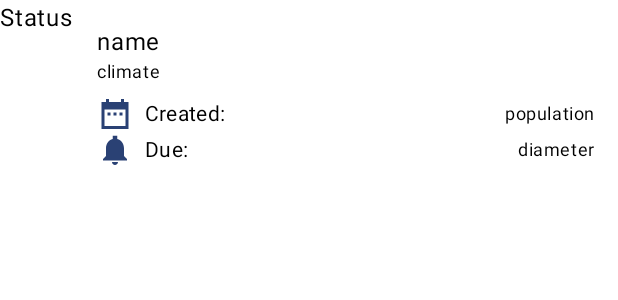
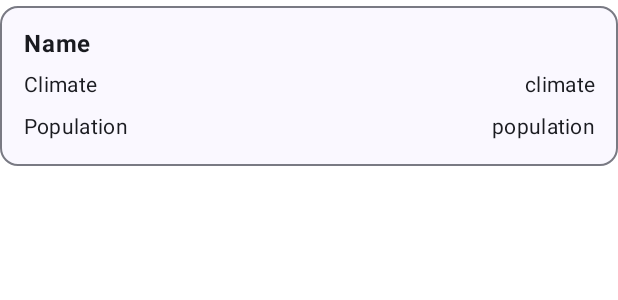
Before and after one commit to Zeyad-37/Luzia_Take_Home_Test_StarWars, an Android app built with Jetpack Compose: the @Preview function PlanetListItemPreview, on a phone screen of 412 x 824 dp. Shown: the top 300 px of the screen. Run offline under Robolectric (Android 15) with nearby library versions, the phone set to English and light mode, and no system bars.

Commit message:
Make UI prettier

```diff
--- a/app/src/main/kotlin/com/luzia/starwars/screens/MainActivity.kt
+++ b/app/src/main/kotlin/com/luzia/starwars/screens/MainActivity.kt
@@ -31,7 +31,7 @@ fun MyApp() {
         composable<PlanetList> { PlanetsScreenStateHolder { navController.navigate(PlanetDetail(it)) } }
         composable<PlanetDetail> { backStackEntry: NavBackStackEntry ->
             PlanetDetailScreenStateHolder(
-                planetId = backStackEntry.toRoute<PlanetDetail>().planetId
+                planetName = backStackEntry.toRoute<PlanetDetail>().planetId
             ) { navController.popBackStack() }
         }
     }
--- a/app/src/main/kotlin/com/luzia/starwars/screens/planets/list/presentation/ui/PlanetListItem.kt
+++ b/app/src/main/kotlin/com/luzia/starwars/screens/planets/list/presentation/ui/PlanetListItem.kt
@@ -3,29 +3,72 @@ package com.luzia.starwars.screens.planets.list.presentation.ui
 import androidx.compose.foundation.clickable
 import androidx.compose.foundation.layout.Column
 import androidx.compose.foundation.layout.Row
+import androidx.compose.foundation.layout.fillMaxWidth
+import androidx.compose.foundation.layout.padding
+import androidx.compose.material3.MaterialTheme
+import androidx.compose.material3.OutlinedCard
 import androidx.compose.material3.Text
 import androidx.compose.runtime.Composable
-import androidx.compose.ui.Alignment
 import androidx.compose.ui.Modifier
+import androidx.compose.ui.text.font.FontWeight
+import androidx.compose.ui.text.style.TextAlign
 import androidx.compose.ui.tooling.preview.Preview
+import androidx.compose.ui.unit.dp
 import com.luzia.starwars.screens.planets.shared.presentation.model.PlanetPM
-import com.luzia.starwars.screens.planets.shared.presentation.ui.PlanetItemTextSlot
 import com.luzia.starwars.ui.theme.LuziaStarWarsTheme
 
 @Composable
-fun PlanetListItem(
-    planet: PlanetPM,
-    onItemClick: () -> Unit = {},
-) {
-    Row(modifier = Modifier.clickable { onItemClick() }) {
-        Column {
-            Text(
-                modifier = Modifier.align(Alignment.CenterHorizontally),
-                text = "Status"
-            )
-        }
+fun PlanetListItem(planet: PlanetPM, onItemClick: () -> Unit = {}) {
+    OutlinedCard(
+        modifier = Modifier
+            .clickable { onItemClick() }
+            .padding(top = 4.dp)) {
         with(planet) {
-            PlanetItemTextSlot(name, climate, population, diameter, gravity, terrain)
+            Column(
+                Modifier
+                    .fillMaxWidth()
+                    .padding(16.dp)
+            ) {
+                Text(
+                    text = name, Modifier.fillMaxWidth(),
+                    style = MaterialTheme.typography.bodyLarge,
+                    fontWeight = FontWeight.Bold
+                )
+                Row(
+                    Modifier
+                        .fillMaxWidth()
+                        .padding(top = 8.dp)
+                ) {
+                    Text(
+                        text = "Climate",
+                        Modifier.weight(1f),
+                        style = MaterialTheme.typography.bodyMedium
+                    )
+                    Text(
+                        text = climate,
+                        modifier = Modifier.weight(1f),
+                        style = MaterialTheme.typography.bodyMedium,
+                        textAlign = TextAlign.End
+                    )
+                }
+                Row(
+                    Modifier
+                        .fillMaxWidth()
+                        .padding(top = 8.dp)
+                ) {
+                    Text(
+                        text = "Population",
+                        Modifier.weight(1f),
+                        style = MaterialTheme.typography.bodyMedium
+                    )
+                    Text(
+                        text = population,
+                        modifier = Modifier.weight(1f),
+                        style = MaterialTheme.typography.bodyMedium,
+                        textAlign = TextAlign.End
+                    )
+                }
+            }
         }
     }
 }
@@ -37,7 +80,7 @@ fun PlanetListItemPreview() {
     LuziaStarWarsTheme {
         PlanetListItem(
             PlanetPM(
-                name = "name",
+                name = "Name",
                 climate = "climate",
                 diameter = "diameter",
                 gravity = "gravity",
--- a/app/src/main/kotlin/com/luzia/starwars/screens/planets/list/presentation/ui/PlanetsScreen.kt
+++ b/app/src/main/kotlin/com/luzia/starwars/screens/planets/list/presentation/ui/PlanetsScreen.kt
@@ -67,7 +67,7 @@ fun PlanetsScreenContent(
                         modifier = Modifier.fillMaxWidth(),
                         textAlign = TextAlign.Start,
                         color = MaterialTheme.colorScheme.onBackground,
-                        style = MaterialTheme.typography.displayLarge
+                        style = MaterialTheme.typography.displaySmall
                     )
                 },
                 colors = TopAppBarDefaults.topAppBarColors(
--- a/app/src/main/kotlin/com/luzia/starwars/screens/planets/shared/presentation/ui/PlanetItemTextSlot.kt
+++ /dev/null
@@ -1,79 +0,0 @@
-package com.luzia.starwars.screens.planets.shared.presentation.ui
-
-import androidx.compose.foundation.layout.Column
-import androidx.compose.foundation.layout.Row
-import androidx.compose.foundation.layout.fillMaxWidth
-import androidx.compose.foundation.layout.padding
-import androidx.compose.material.icons.Icons
-import androidx.compose.material.icons.sharp.DateRange
-import androidx.compose.material.icons.sharp.Notifications
-import androidx.compose.material3.Icon
-import androidx.compose.material3.MaterialTheme
-import androidx.compose.material3.Text
-import androidx.compose.runtime.Composable
-import androidx.compose.ui.Alignment
-import androidx.compose.ui.Modifier
-import androidx.compose.ui.graphics.vector.rememberVectorPainter
-import androidx.compose.ui.text.style.TextAlign
-import androidx.compose.ui.text.style.TextOverflow
-import androidx.compose.ui.unit.dp
-
-@Composable
-fun PlanetItemTextSlot(
-    name: String, climate: String, population: String, diameter: String, gravity: String, terrain: String,
-) {
-    Column(
-        modifier = Modifier.padding(16.dp)
-    ) {
-        Text(text = name)
-        Text(text = climate, style = MaterialTheme.typography.bodySmall)
-        Row {
-            Column(modifier = Modifier.padding(top = 8.dp)) {
-                Row(
-                    verticalAlignment = Alignment.CenterVertically
-                ) {
-                    Icon(
-                        painter = rememberVectorPainter(image = Icons.Sharp.DateRange),
-                        contentDescription = null,
-                        tint = MaterialTheme.colorScheme.primary,
-                    )
-                    Text(
-                        text = "Created:",
-                        modifier = Modifier.padding(start = 8.dp),
-                        style = MaterialTheme.typography.bodyMedium
-                    )
-                    Text(
-                        text = population,
-                        maxLines = 1,
-                        overflow = TextOverflow.Ellipsis,
-                        modifier = Modifier.fillMaxWidth(),
-                        textAlign = TextAlign.End,
-                        style = MaterialTheme.typography.bodySmall,
-                    )
-                }
-                Row(
-                    verticalAlignment = Alignment.CenterVertically
-                ) {
-                    Icon(
-                        painter = rememberVectorPainter(image = Icons.Sharp.Notifications),
-                        contentDescription = null,
-                        tint = MaterialTheme.colorScheme.primary,
-                    )
-                    Text(
-                        text = "Due:",
-                        modifier = Modifier.padding(start = 8.dp),
-                        style = MaterialTheme.typography.bodyMedium
-                    )
-                    Text(
-                        text = diameter,
-                        maxLines = 1,
-                        overflow = TextOverflow.Ellipsis,
-                        modifier = Modifier.fillMaxWidth(),
-                        textAlign = TextAlign.End,
-                        style = MaterialTheme.typography.bodySmall,
-                    )
-                }
-            }
-        }
-    }
-}
--- a/app/src/main/res/values/strings.xml
+++ b/app/src/main/res/values/strings.xml
@@ -1,3 +1,3 @@
 <resources>
-    <string name="app_name">Luzia Star Wars</string>
+    <string name="app_name">Star Wars</string>
 </resources>
```
Also changed, not shown: app/src/main/kotlin/com/luzia/starwars/screens/planets/detail/presentation/ui/PlanetDetail.kt (+84 -52 lines), app/src/main/kotlin/com/luzia/starwars/screens/planets/detail/presentation/ui/PlanetDetailScreen.kt (renamed from app/src/main/kotlin/com/luzia/starwars/screens/planets/detail/presentation/ui/TaskDetailScreen.kt, +8 -11 lines), app/src/main/kotlin/com/luzia/starwars/screens/planets/list/presentation/ui/PlanetList.kt (+2 -5 lines), app/src/main/kotlin/com/luzia/starwars/screens/planets/shared/presentation/model/PlanetPresentationMapper.kt (+19 -1 lines), app/src/main/kotlin/com/luzia/starwars/screens/planets/detail/presentation/viewmodel/PlanetDetailContract.kt (renamed from app/src/main/kotlin/com/luzia/starwars/screens/planets/detail/presentation/viewmodel/TaskDetailContract.kt).
